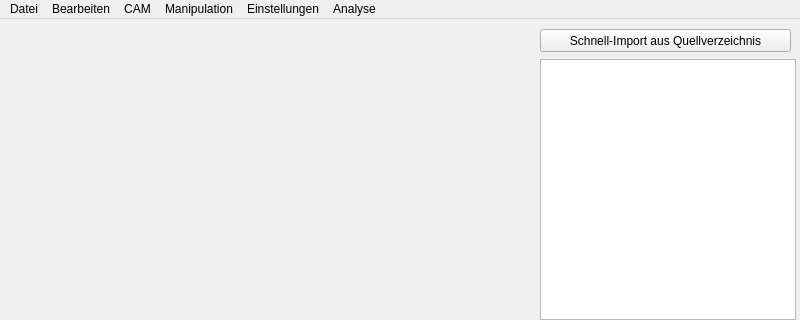
This is mainwindow.ui in TischlerWilly/simson as Qt 5 draws it before an edit; both pictures show x 0 to 800 and y 0 to 320 of the 800 by 600 pixel window. The edited form follows.
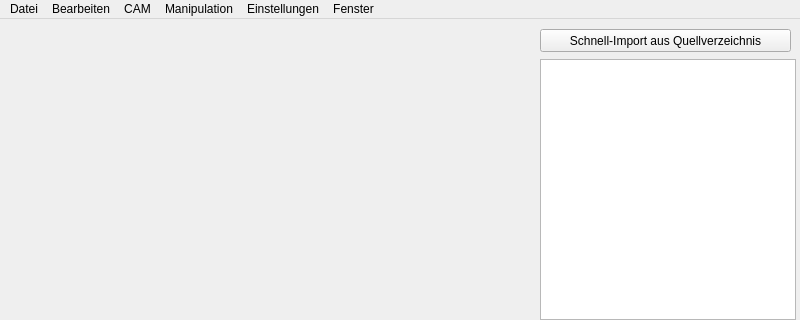
This is the edited form.

Commit message: menüpunkt zum einblenden des docs

What changed in the file:
```diff
--- a/mainwindow.ui
+++ b/mainwindow.ui
@@ -152,9 +152,9 @@
     <addaction name="actionVerschieben"/>
     <addaction name="actionSchnellaenderung"/>
    </widget>
-   <widget class="QMenu" name="menuAnalyse">
+   <widget class="QMenu" name="menuFenster">
     <property name="title">
-     <string>Analyse</string>
+     <string>Fenster</string>
     </property>
     <addaction name="actionListWidget_Leitlinien_Fkon"/>
    </widget>
@@ -163,7 +163,7 @@
    <addaction name="menuCAM"/>
    <addaction name="menuManipulation"/>
    <addaction name="menuEinstellungen"/>
-   <addaction name="menuAnalyse"/>
+   <addaction name="menuFenster"/>
   </widget>
   <widget class="QStatusBar" name="statusbar"/>
   <action name="action_oeffnen">
```
Left out of the diff: 12 changed lines with no effect on the pictures. The commit also changes 2 other files.
